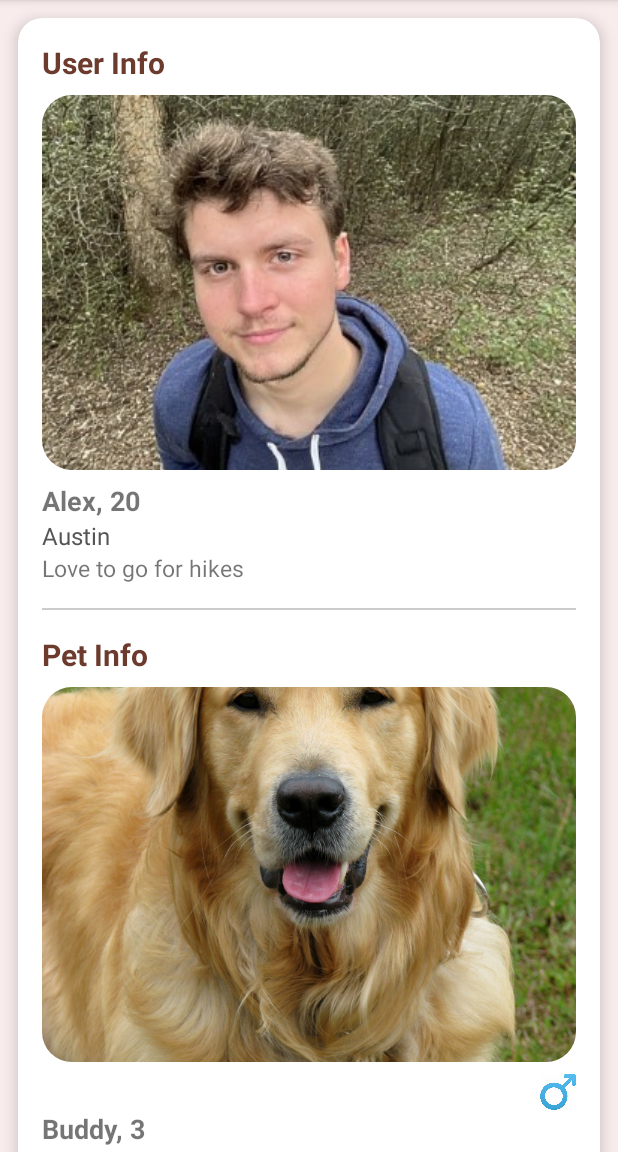
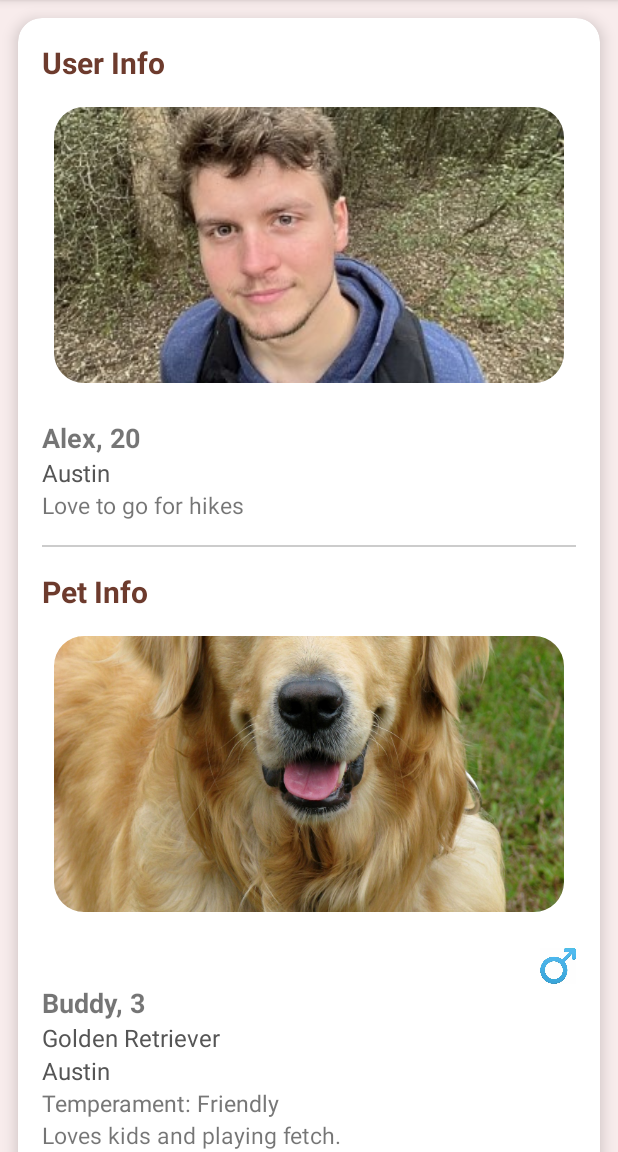
Before and after one commit to Greg-oreo/Pawnder, an Android app: the SwipeActivity screen opened directly, with no data from a screen before it, on a phone screen of 412 x 824 dp, the part 84-1236 px from its top. Run offline under Robolectric (Android 15) with nearby library versions, the phone set to English and light mode, and no system bars.

Commit message:
added click on picture to view more

```diff
--- a/app/src/main/java/edu/utsa/cs3443/pawnder/HomePage.java
+++ b/app/src/main/java/edu/utsa/cs3443/pawnder/HomePage.java
@@ -18,7 +18,7 @@ public class HomePage extends AppCompatActivity {
         createProfileButton = findViewById(R.id.button_create_profile);
 
         createProfileButton.setOnClickListener(v -> {
-            Intent intent = new Intent(HomePage.this, CreateProfileActivity.class);
+            Intent intent = new Intent(HomePage.this, SwipeActivity.class);
             startActivity(intent);
         });
     }
--- /dev/null
+++ b/app/src/main/java/edu/utsa/cs3443/pawnder/ImageSliderAdapter.java
@@ -0,0 +1,85 @@
+package edu.utsa.cs3443.pawnder;
+
+import android.content.Context;
+import android.net.Uri;
+import android.view.LayoutInflater;
+import android.view.View;
+import android.view.ViewGroup;
+import android.widget.ImageView;
+
+import androidx.annotation.NonNull;
+import androidx.recyclerview.widget.RecyclerView;
+import androidx.viewpager2.widget.ViewPager2;
+
+import com.bumptech.glide.Glide;
+import com.bumptech.glide.load.resource.bitmap.RoundedCorners;
+import com.bumptech.glide.request.RequestOptions;
+
+import java.util.List;
+
+public class ImageSliderAdapter extends RecyclerView.Adapter<ImageSliderAdapter.ImageViewHolder> {
+    private final Context context;
+    private final List<Integer> imageList;   // For drawable resource images
+    private final List<Uri> imageUris;       // For Uri images
+    private final boolean useUri;            // Flag to determine which to use
+
+    // Constructor for drawable resource images
+    public ImageSliderAdapter(Context context, List<Integer> imageList) {
+        this.context = context;
+        this.imageList = imageList;
+        this.imageUris = null;
+        this.useUri = false;
+    }
+
+    // Constructor for URI images
+    public ImageSliderAdapter(Context context, List<Uri> imageUris, boolean useUri) {
+        this.context = context;
+        this.imageUris = imageUris;
+        this.imageList = null;
+        this.useUri = useUri;
+    }
+
+    @NonNull
+    @Override
+    public ImageViewHolder onCreateViewHolder(@NonNull ViewGroup parent, int viewType) {
+        View view = LayoutInflater.from(context).inflate(R.layout.image_item, parent, false);
+        return new ImageViewHolder(view);
+    }
+
+    @Override
+    public void onBindViewHolder(@NonNull ImageViewHolder holder, int position) {
+        // Load the appropriate image type
+        Object image = useUri ? imageUris.get(position) : imageList.get(position);
+
+        Glide.with(context)
+                .load(image)
+                .apply(RequestOptions.bitmapTransform(new RoundedCorners(32)))
+                .into(holder.sliderImage);
+
+        // Handle tap to advance
+        holder.sliderImage.setOnClickListener(v -> {
+            View parentView = (View) holder.itemView.getParent();
+            if (parentView instanceof RecyclerView) {
+                ViewPager2 viewPager = (ViewPager2) parentView.getParent();
+                int current = viewPager.getCurrentItem();
+                int total = getItemCount();
+                viewPager.setCurrentItem((current + 1) % total, true); // Loop to start
+            }
+        });
+    }
+
+    @Override
+    public int getItemCount() {
+        return useUri ? (imageUris != null ? imageUris.size() : 0)
+                : (imageList != null ? imageList.size() : 0);
+    }
+
+    static class ImageViewHolder extends RecyclerView.ViewHolder {
+        ImageView sliderImage;
+
+        public ImageViewHolder(@NonNull View itemView) {
+            super(itemView);
+            sliderImage = itemView.findViewById(R.id.sliderImage);
+        }
+    }
+}
--- a/app/src/main/java/edu/utsa/cs3443/pawnder/PetCardAdapter.java
+++ b/app/src/main/java/edu/utsa/cs3443/pawnder/PetCardAdapter.java
@@ -10,8 +10,10 @@ import com.bumptech.glide.load.resource.bitmap.RoundedCorners;
 import com.bumptech.glide.request.RequestOptions;
 import androidx.annotation.NonNull;
 import androidx.recyclerview.widget.RecyclerView;
+import androidx.viewpager2.widget.ViewPager2;
 
-import com.bumptech.glide.Glide;
+
+
 
 import java.util.List;
 
@@ -27,28 +29,22 @@ public class PetCardAdapter extends RecyclerView.Adapter<PetCardAdapter.PetViewH
     @NonNull
     @Override
     public PetViewHolder onCreateViewHolder(@NonNull ViewGroup parent, int viewType) {
+
         View view = LayoutInflater.from(context).inflate(R.layout.item_profile_card, parent, false);
         return new PetViewHolder(view);
     }
 
+
     @Override
-
     public void onBindViewHolder(@NonNull PetViewHolder holder, int position) {
         UserPetProfile profile = petList.get(position);
 
-        // --- Pet Info ---
+        // Pet info bindings (your existing code)
         holder.petName.setText(profile.petName + ", " + profile.petAge);
         holder.petBreed.setText(profile.petBreed);
         holder.petLocation.setText(profile.petLocation);
         holder.petTemperament.setText("Temperament: " + profile.petTemperament);
         holder.petDescription.setText(profile.petDescription);
-
-        if (profile.getPhotos() != null && !profile.getPhotos().isEmpty()) {
-            Glide.with(context)
-                    .load(profile.getPhotos().get(0))
-                    .apply(RequestOptions.bitmapTransform(new RoundedCorners(32)))
-                    .into(holder.petImage);
-        }
 
         if (profile.petGender != null) {
             if (profile.petGender.equalsIgnoreCase("Male")) {
@@ -60,17 +56,33 @@ public class PetCardAdapter extends RecyclerView.Adapter<PetCardAdapter.PetViewH
             }
         }
 
-        // --- User Info ---
+        // Pet images adapter
+        if (profile.getPhotos() != null && !profile.getPhotos().isEmpty()) {
+            ImageSliderAdapter petAdapter = new ImageSliderAdapter(context, profile.getPhotos());
+            holder.petImagePager.setAdapter(petAdapter);
+        }
+
+        // User info bindings
         holder.userName.setText(profile.userName + ", " + profile.userAge);
         holder.userLocation.setText(profile.userLocation);
         holder.userBio.setText(profile.userBio);
 
-        if (profile.userImageUri != null) {
-            Glide.with(context)
-                    .load(profile.userImageUri != null ? profile.userImageUri : R.drawable.alex)
-                    .apply(RequestOptions.bitmapTransform(new RoundedCorners(32)))
-                    .into(holder.userImage);
+        // User images adapter
+        if (profile.userImageUris != null && !profile.userImageUris.isEmpty()) {
+            ImageSliderAdapter userAdapter = new ImageSliderAdapter(context, profile.userImageUris, true);
+            holder.userImagePager.setAdapter(userAdapter);
         }
+
+        // ** ADD THESE TOUCH LISTENERS TO LET VIEWPAGER2 HANDLE SWIPES **
+        holder.userImagePager.setOnTouchListener((v, event) -> {
+            holder.itemView.getParent().requestDisallowInterceptTouchEvent(true);
+            return false; // let ViewPager2 handle the touch as usual
+        });
+
+        holder.petImagePager.setOnTouchListener((v, event) -> {
+            holder.itemView.getParent().requestDisallowInterceptTouchEvent(true);
+            return false;
+        });
     }
 
 
@@ -81,10 +93,11 @@ public class PetCardAdapter extends RecyclerView.Adapter<PetCardAdapter.PetViewH
 
     public class PetViewHolder extends RecyclerView.ViewHolder {
         TextView petName, petBreed, petTemperament, petLocation, petDescription;
-        ImageView petImage,petGender;
+        ImageView petGender;
+        ViewPager2 petImagePager;
 
         TextView userName, userLocation, userBio;
-        ImageView userImage;
+        ViewPager2 userImagePager;
 
         public PetViewHolder(@NonNull View itemView) {
             super(itemView);
@@ -95,13 +108,15 @@ public class PetCardAdapter extends RecyclerView.Adapter<PetCardAdapter.PetViewH
             petLocation = itemView.findViewById(R.id.petLocation);
             petTemperament = itemView.findViewById(R.id.petTemperament);
             petDescription = itemView.findViewById(R.id.petDescription);
-            petImage = itemView.findViewById(R.id.petImage);
+            petImagePager = itemView.findViewById(R.id.petImagePager);
 
             // User
+            userImagePager = itemView.findViewById(R.id.userImagePager);
             userName = itemView.findViewById(R.id.userName);
             userLocation = itemView.findViewById(R.id.userLocation);
             userBio = itemView.findViewById(R.id.userBio);
-            userImage = itemView.findViewById(R.id.userImage);
+            userImagePager = itemView.findViewById(R.id.userImagePager);
         }
     }
+
 }
--- a/app/src/main/java/edu/utsa/cs3443/pawnder/SwipeActivity.java
+++ b/app/src/main/java/edu/utsa/cs3443/pawnder/SwipeActivity.java
@@ -1,19 +1,26 @@
 package edu.utsa.cs3443.pawnder;
 
+import android.net.Uri;
 import android.os.Bundle;
-import android.widget.Toast;
+import android.view.MotionEvent;
 import android.view.View;
 import android.widget.TextView;
+import android.widget.Toast;
+
 import androidx.annotation.NonNull;
 import androidx.appcompat.app.AppCompatActivity;
 import androidx.recyclerview.widget.ItemTouchHelper;
 import androidx.recyclerview.widget.LinearLayoutManager;
 import androidx.recyclerview.widget.RecyclerView;
+import androidx.viewpager2.widget.ViewPager2;
+
 import java.util.ArrayList;
 import java.util.Arrays;
+import java.util.HashSet;
 import java.util.List;
-import android.net.Uri;
-
+import java.util.Set;
+import java.util.Map;
+import java.util.HashMap;
 
 public class SwipeActivity extends AppCompatActivity {
 
@@ -22,6 +29,12 @@ public class SwipeActivity extends AppCompatActivity {
     private List<UserPetProfile> petList = new ArrayList<>();
     private TextView emptyMessage;
     private TextView subMessage;
+
+    private float initialX = -1f;
+    private float initialY = -1f;
+
+    private Map<String, Set<String>> likesMap = new HashMap<>();
+    private List<Match> matches = new ArrayList<>();
 
 
     @Override
@@ -34,37 +47,96 @@ public class SwipeActivity extends AppCompatActivity {
         recyclerView = findViewById(R.id.cardRecyclerView);
         recyclerView.setLayoutManager(new LinearLayoutManager(this));
 
-        // Sample data
-        Uri userImageUri = Uri.parse("android.resource://" + getPackageName() + "/" + R.drawable.alex); // Replace profile_pic with your actual image name
+        // Sample images
+        List<Uri> userImages = Arrays.asList(
+                drawableToUri(R.drawable.alex),
+                drawableToUri(R.drawable.alex2)
+        );
 
-        petList.add(new UserPetProfile("Alex","20", "Austin", "Love to go for hikes",userImageUri, "Buddy",
-                "3", "Loves kids and playing fetch.","Austin","Friendly","Loves kids and playing fetch.", "Male",
-                Arrays.asList(R.drawable.golden_retriever)));
+        List<Integer> petImages = Arrays.asList(
+                R.drawable.golden_retriever,
+                R.drawable.golden_retriever2
+        );
+        List<Uri> userImages1 = Arrays.asList(
+                drawableToUri(R.drawable.laura),
+                drawableToUri(R.drawable.laura2)
+        );
+
+        List<Integer> petImages1 = Arrays.asList(
+                R.drawable.oakley,
+                R.drawable.oakley2
+        );
+
+
+        petList.add(new UserPetProfile(
+                "Alex", "20", "Austin", "Love to go for hikes", userImages,
+                "Buddy", "3", "Golden Retriever", "Austin", "Friendly",
+                "Loves kids and playing fetch.", "Male", petImages
+        ));
+        petList.add(new UserPetProfile(
+                "Laura", "25", "Del Rio", "Love to read", userImages1,
+                "Oakley", "1", "German Shepard", "Del Rio", "Friendly",
+                "Loves escape the house.", "Male", petImages1
+        ));
 
         adapter = new PetCardAdapter(petList, this);
         recyclerView.setAdapter(adapter);
 
-        // Swipe logic
+        // Touch tracking for swipe filtering
+        recyclerView.setOnTouchListener((v, event) -> {
+            if (event.getAction() == MotionEvent.ACTION_DOWN) {
+                initialX = event.getRawX();
+                initialY = event.getRawY();
+            }
+            return false;
+        });
+
+        // Swipe-to-like/pass logic
         ItemTouchHelper.SimpleCallback swipeCallback = new ItemTouchHelper.SimpleCallback(0,
                 ItemTouchHelper.LEFT | ItemTouchHelper.RIGHT) {
+
             @Override
-            public boolean onMove(@NonNull RecyclerView rv, @NonNull RecyclerView.ViewHolder vh, @NonNull RecyclerView.ViewHolder target) {
+            public boolean onMove(@NonNull RecyclerView recyclerView,
+                                  @NonNull RecyclerView.ViewHolder viewHolder,
+                                  @NonNull RecyclerView.ViewHolder target) {
                 return false;
             }
 
             @Override
+            public int getSwipeDirs(@NonNull RecyclerView recyclerView,
+                                    @NonNull RecyclerView.ViewHolder viewHolder) {
+                if (isTouchOnViewPager(viewHolder.itemView)) {
+                    return 0; // Disable swipe if touching image slider
+                }
+                return super.getSwipeDirs(recyclerView, viewHolder);
+            }
 
+            @Override
             public void onSwiped(@NonNull RecyclerView.ViewHolder vh, int direction) {
                 int pos = vh.getAdapterPosition();
 
                 if (pos >= 0 && pos < petList.size()) {
                     UserPetProfile pet = petList.get(pos);
-                    String name = pet.petName;
+                    String likedUser = pet.userName;
+                    String currentUser = "Alex"; // Assume this device is running as "Alex"
 
-                    if (direction == ItemTouchHelper.LEFT) {
-                        Toast.makeText(SwipeActivity.this, "Passed on " + name, Toast.LENGTH_SHORT).show();
-                    } else if (direction == ItemTouchHelper.RIGHT) {
-                        Toast.makeText(SwipeActivity.this, "Liked " + name, Toast.LENGTH_SHORT).show();
+                    if (direction == ItemTouchHelper.RIGHT) {
+                        Toast.makeText(SwipeActivity.this, "Liked " + likedUser, Toast.LENGTH_SHORT).show();
+
+                        // Save like
+                        if (!likesMap.containsKey(currentUser)) {
+                            likesMap.put(currentUser, new HashSet<>());
+                        }
+                        likesMap.get(currentUser).add(likedUser);
+
+                        // Check if the other user liked back
+                        if (likesMap.containsKey(likedUser) && likesMap.get(likedUser).contains(currentUser)) {
+                            MatchManager.getInstance().addMatch(new Match(currentUser, likedUser, pet.petName));
+                            Toast.makeText(SwipeActivity.this, "🎉 It's a Match with " + likedUser + "!", Toast.LENGTH_LONG).show();
+                        }
+
+                    } else if (direction == ItemTouchHelper.LEFT) {
+                        Toast.makeText(SwipeActivity.this, "Passed on " + likedUser, Toast.LENGTH_SHORT).show();
                     }
 
                     petList.remove(pos);
@@ -75,30 +147,6 @@ public class SwipeActivity extends AppCompatActivity {
         };
 
         new ItemTouchHelper(swipeCallback).attachToRecyclerView(recyclerView);
-
-    }
-
-    private void handleSwipe(int direction) {
-
-        if (!petList.isEmpty()) {
-            int pos = ((LinearLayoutManager) recyclerView.getLayoutManager()).findFirstCompletelyVisibleItemPosition();
-            if (pos == RecyclerView.NO_POSITION) {
-                pos = ((LinearLayoutManager) recyclerView.getLayoutManager()).findFirstVisibleItemPosition();
-            }
-
-            if (pos >= 0 && pos < petList.size()) {
-                UserPetProfile pet = petList.get(pos);
-                String name = pet.petName;
-                if (direction == ItemTouchHelper.LEFT) {
-                    Toast.makeText(SwipeActivity.this, "Passed on " + name, Toast.LENGTH_SHORT).show();
-                } else {
-                    Toast.makeText(SwipeActivity.this, "Liked " + name, Toast.LENGTH_SHORT).show();
-                }
-                petList.remove(pos);
-                adapter.notifyItemRemoved(pos);
-                checkIfListIsEmpty();
-            }
-        }
     }
 
     private void checkIfListIsEmpty() {
@@ -108,4 +156,29 @@ public class SwipeActivity extends AppCompatActivity {
             recyclerView.setVisibility(View.GONE);
         }
     }
+
+    private Uri drawableToUri(int resId) {
+        return Uri.parse("android.resource://" + getPackageName() + "/" + resId);
+    }
+
+    private boolean isTouchOnViewPager(View itemView) {
+        if (initialX < 0 || initialY < 0) return false;
+
+        ViewPager2 userViewPager = itemView.findViewById(R.id.userImagePager);
+        ViewPager2 petViewPager = itemView.findViewById(R.id.petImagePager);
+
+        return isPointInsideView(initialX, initialY, userViewPager)
+                || isPointInsideView(initialX, initialY, petViewPager);
+    }
+
+    private boolean isPointInsideView(float x, float y, View view) {
+        if (view == null) return false;
+        int[] location = new int[2];
+        view.getLocationOnScreen(location);
+        int viewX = location[0];
+        int viewY = location[1];
+
+        return (x >= viewX && x <= (viewX + view.getWidth()))
+                && (y >= viewY && y <= (viewY + view.getHeight()));
+    }
 }
--- a/app/src/main/java/edu/utsa/cs3443/pawnder/UserPetProfile.java
+++ b/app/src/main/java/edu/utsa/cs3443/pawnder/UserPetProfile.java
@@ -10,7 +10,7 @@ public class UserPetProfile {
     public String userAge;
     public String userLocation;
     public String userBio;
-    public Uri userImageUri;
+    public List<Uri> userImageUris;  // multiple user images
 
     // Pet info
     public String petName;
@@ -20,10 +20,10 @@ public class UserPetProfile {
     public String petTemperament;
     public String petDescription;
     public String petGender;
-    private List<Integer> petPhotos; // Assuming drawable resource IDs
+    private List<Integer> petPhotos; // drawable resource IDs
 
     // Constructor
-    public UserPetProfile(String userName, String userAge, String userLocation, String userBio, Uri userImageUri,
+    public UserPetProfile(String userName, String userAge, String userLocation, String userBio, List<Uri> userImageUris,
                           String petName, String petAge, String petBreed, String petLocation, String petTemperament,
                           String petDescription, String petGender, List<Integer> petPhotos) {
 
@@ -31,7 +31,7 @@ public class UserPetProfile {
         this.userAge = userAge;
         this.userLocation = userLocation;
         this.userBio = userBio;
-        this.userImageUri = userImageUri;
+        this.userImageUris = userImageUris;
 
         this.petName = petName;
         this.petAge = petAge;
@@ -43,7 +43,13 @@ public class UserPetProfile {
         this.petPhotos = petPhotos;
     }
 
+    // Getter for pet photos
     public List<Integer> getPhotos() {
-      return petPhotos;
+        return petPhotos;
+    }
+
+    // Getter for user image URIs
+    public List<Uri> userImageUris() {
+        return userImageUris;
     }
 }
--- a/app/src/main/res/layout/activity_swipe.xml
+++ b/app/src/main/res/layout/activity_swipe.xml
@@ -1,6 +1,6 @@
 <?xml version="1.0" encoding="utf-8"?>
 <RelativeLayout xmlns:android="http://schemas.android.com/apk/res/android"
-    xmlns:app="http://schemas.android.com/apk/res-auto"
+
     android:id="@+id/swipe_layout"
     android:layout_width="match_parent"
     android:layout_height="match_parent"
--- /dev/null
+++ b/app/src/main/res/layout/image_item.xml
@@ -0,0 +1,16 @@
+<?xml version="1.0" encoding="utf-8"?>
+<FrameLayout xmlns:android="http://schemas.android.com/apk/res/android"
+    xmlns:app="http://schemas.android.com/apk/res-auto"
+    android:layout_width="match_parent"
+    android:layout_height="match_parent">
+
+        <com.google.android.material.imageview.ShapeableImageView
+            android:id="@+id/sliderImage"
+            android:layout_width="match_parent"
+            android:layout_height="match_parent"
+            android:scaleType="centerCrop"
+            android:adjustViewBounds="true"
+            android:layout_margin="8dp"
+            app:shapeAppearanceOverlay="@style/RoundedCornerImage" />
+
+</FrameLayout>
--- a/app/src/main/res/layout/item_profile_card.xml
+++ b/app/src/main/res/layout/item_profile_card.xml
@@ -19,7 +19,7 @@
             android:orientation="vertical"
             android:padding="16dp">
 
-            <!-- User Section -->
+            <!-- User Info -->
             <TextView
                 android:text="User Info"
                 android:textStyle="bold"
@@ -29,30 +29,32 @@
                 android:layout_width="wrap_content"
                 android:layout_height="wrap_content" />
 
-            <com.google.android.material.imageview.ShapeableImageView
-                android:id="@+id/userImage"
+            <androidx.viewpager2.widget.ViewPager2
+                android:id="@+id/userImagePager"
                 android:layout_width="match_parent"
-                android:layout_height="250dp"
-                android:layout_marginBottom="8dp"
-                android:scaleType="centerCrop"
-                android:src="@drawable/alex"
-                app:shapeAppearanceOverlay="@style/RoundedCornerImage" />
+                android:layout_height="200dp"
+                android:layout_marginBottom="16dp"
+                android:clipChildren="false"
+                android:clipToPadding="false" />
 
-            <TextView android:id="@+id/userName"
+            <TextView
+                android:id="@+id/userName"
                 android:layout_width="match_parent"
                 android:layout_height="wrap_content"
                 android:text="Alex, 25"
                 android:textSize="18sp"
                 android:textStyle="bold" />
 
-            <TextView android:id="@+id/userLocation"
+            <TextView
+                android:id="@+id/userLocation"
                 android:layout_width="match_parent"
                 android:layout_height="wrap_content"
                 android:text="Austin, TX"
                 android:textSize="16sp"
                 android:textColor="#555" />
 
-            <TextView android:id="@+id/userBio"
+            <TextView
+                android:id="@+id/userBio"
                 android:layout_width="match_parent"
                 android:layout_height="wrap_content"
                 android:layout_marginBottom="16dp"
@@ -66,7 +68,7 @@
                 android:background="#CCCCCC"
                 android:layout_marginBottom="16dp" />
 
-            <!-- Pet Section -->
+            <!-- Pet Info -->
             <TextView
                 android:text="Pet Info"
                 android:textStyle="bold"
@@ -76,13 +78,13 @@
                 android:layout_width="wrap_content"
                 android:layout_height="wrap_content" />
 
-            <com.google.android.material.imageview.ShapeableImageView
-                android:id="@+id/petImage"
+            <androidx.viewpager2.widget.ViewPager2
+                android:id="@+id/petImagePager"
                 android:layout_width="match_parent"
-                android:layout_height="250dp"
-                android:layout_marginBottom="8dp"
-                android:scaleType="centerCrop"
-                app:shapeAppearanceOverlay="@style/RoundedCornerImage" />
+                android:layout_height="200dp"
+                android:layout_marginBottom="16dp"
+                android:clipToPadding="false"
+                android:clipChildren="false" />
 
             <ImageView
                 android:id="@+id/petGender"
@@ -92,35 +94,40 @@
                 android:contentDescription="Pet Gender Icon"
                 android:src="@drawable/male" />
 
-            <TextView android:id="@+id/petName"
+            <TextView
+                android:id="@+id/petName"
                 android:layout_width="match_parent"
                 android:layout_height="wrap_content"
                 android:text="Buddy, 3"
                 android:textSize="18sp"
                 android:textStyle="bold" />
 
-            <TextView android:id="@+id/petBreed"
+            <TextView
+                android:id="@+id/petBreed"
                 android:layout_width="match_parent"
                 android:layout_height="wrap_content"
                 android:text="Golden Retriever"
                 android:textSize="16sp"
                 android:textColor="#555" />
 
-            <TextView android:id="@+id/petLocation"
+            <TextView
+                android:id="@+id/petLocation"
                 android:layout_width="match_parent"
                 android:layout_height="wrap_content"
                 android:text="Austin, TX"
                 android:textSize="16sp"
                 android:textColor="#555" />
 
-            <TextView android:id="@+id/petTemperament"
+            <TextView
+                android:id="@+id/petTemperament"
                 android:layout_width="match_parent"
                 android:layout_height="wrap_content"
                 android:text="Temperament: Friendly"
                 android:textSize="15sp"
                 android:textColor="#777" />
 
-            <TextView android:id="@+id/petDescription"
+            <TextView
+                android:id="@+id/petDescription"
                 android:layout_width="match_parent"
                 android:layout_height="wrap_content"
                 android:layout_marginBottom="12dp"
```
Also changed, not shown: app/src/main/java/edu/utsa/cs3443/pawnder/Match.java (added, +13 -0 lines), app/src/main/java/edu/utsa/cs3443/pawnder/MatchAdapter.java (added, +49 -0 lines), app/src/main/java/edu/utsa/cs3443/pawnder/MatchManager.java (added, +26 -0 lines), app/src/main/java/edu/utsa/cs3443/pawnder/MatchesActivity.java (added, +23 -0 lines), app/src/main/res/layout/activity_matches.xml (added, +20 -0 lines), app/src/main/res/layout/item_match.xml (added, +24 -0 lines), app/src/main/res/drawable/alex2.jpg (added), app/src/main/res/drawable/golden_retriever2.jpg (added).
